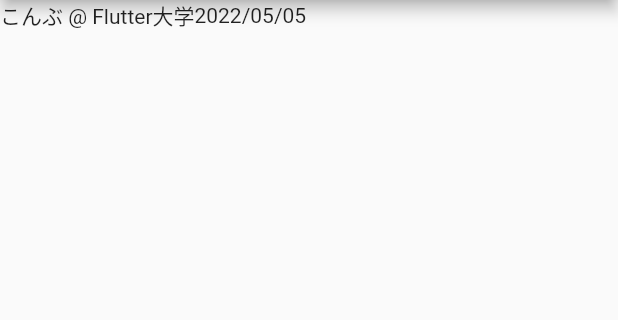
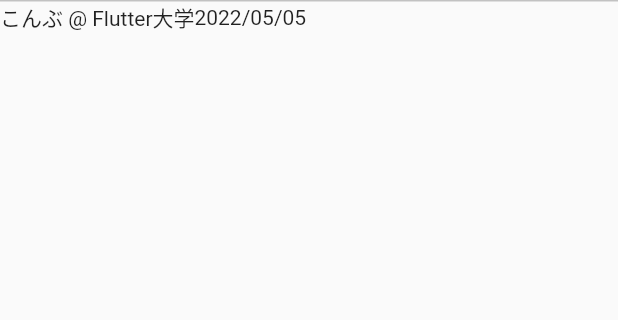
Before and after one commit to fukushimasurao/flutter_practice_instagram, a Flutter app: the screen it shows after launch, on a phone screen of 412 x 824 dp, the part 84-404 px from its top. Run offline on Flutter 3.47's test engine with Material 2 defaults, Android fonts, the phone set to English and light mode, and no system bars.

Commit message:
app barデザインちょっと変更

```diff
--- a/lib/main.dart
+++ b/lib/main.dart
@@ -20,6 +20,13 @@ class MyApp extends StatelessWidget {
     return MaterialApp(
       home: Scaffold(
         appBar: AppBar(
+          bottom: PreferredSize(
+              preferredSize: const Size.fromHeight(1),
+              child: Container(
+                height: 1,
+                color: const Color.fromARGB(255, 194, 194, 194),
+              )),
+          elevation: 0.0,
           backgroundColor: Colors.white,
           title: Row(
             // mainAxisAlignment: MainAxisAlignment.spaceBetween,
```
